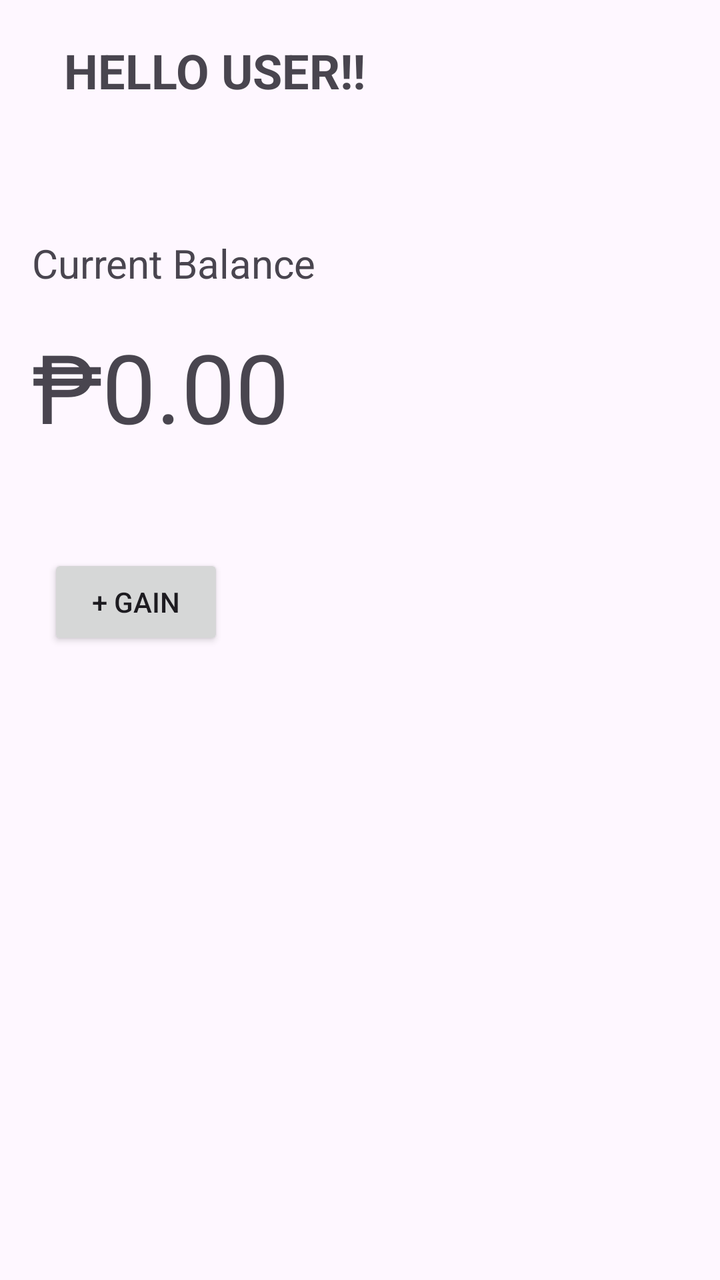
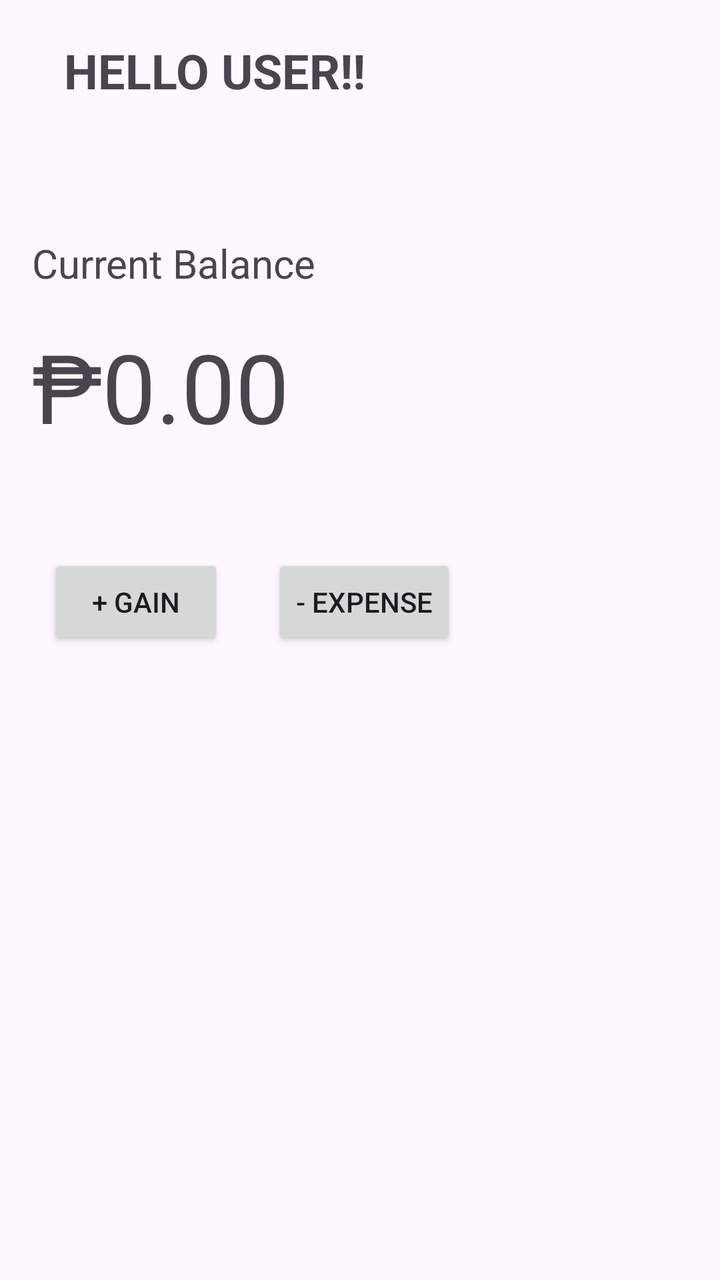

Before-and-after screenshots of an Android layout around one commit, followed by the original layout XML and the change that was made.
<!-- AndroidManifest.xml: application theme Theme.MoneyMemoryAi -->
<!-- res/layout/activity_home.xml -->
<?xml version="1.0" encoding="utf-8"?>
<androidx.constraintlayout.widget.ConstraintLayout xmlns:android="http://schemas.android.com/apk/res/android"
    xmlns:app="http://schemas.android.com/apk/res-auto"
    xmlns:tools="http://schemas.android.com/tools"
    android:id="@+id/main"
    android:layout_width="match_parent"
    android:layout_height="match_parent"
    tools:context=".HomeActivity">

    <androidx.constraintlayout.widget.ConstraintLayout
        android:id="@+id/headerLayout"
        android:layout_width="match_parent"
        android:layout_height="70dp"
        app:layout_constraintEnd_toEndOf="parent"
        app:layout_constraintStart_toStartOf="parent"
        app:layout_constraintTop_toTopOf="parent">

        <TextView
            android:id="@+id/tvGreeting"
            android:layout_width="wrap_content"
            android:layout_height="wrap_content"
            android:layout_marginStart="32dp"
            android:text="HELLO USER!!"
            android:textSize="24sp"
            android:textStyle="bold"
            app:layout_constraintBottom_toBottomOf="parent"
            app:layout_constraintStart_toStartOf="parent"
            app:layout_constraintTop_toTopOf="parent" />
    </androidx.constraintlayout.widget.ConstraintLayout>

    <androidx.constraintlayout.widget.ConstraintLayout
        android:id="@+id/constraintLayout"
        android:layout_width="match_parent"
        android:layout_height="151dp"
        android:layout_marginTop="32dp"
        app:layout_constraintEnd_toEndOf="parent"
        app:layout_constraintHorizontal_bias="0.511"
        app:layout_constraintStart_toStartOf="parent"
        app:layout_constraintTop_toBottomOf="@+id/headerLayout">

        <TextView
            android:id="@+id/tvCurrentBalance"
            android:layout_width="wrap_content"
            android:layout_height="wrap_content"
            android:layout_marginStart="16dp"
            android:layout_marginTop="16dp"
            android:text="Current Balance"
            android:textSize="20sp"
            app:layout_constraintStart_toStartOf="parent"
            app:layout_constraintTop_toTopOf="parent" />

        <TextView
            android:id="@+id/tvBalance"
            android:layout_width="wrap_content"
            android:layout_height="wrap_content"
            android:layout_marginStart="16dp"
            android:layout_marginTop="16dp"
            android:text="₱0.00"
            android:textSize="48sp"
            app:layout_constraintStart_toStartOf="parent"
            app:layout_constraintTop_toBottomOf="@+id/tvCurrentBalance" />

    </androidx.constraintlayout.widget.ConstraintLayout>

    <Button
        android:id="@+id/btnGain"
        android:layout_width="wrap_content"
        android:layout_height="wrap_content"
        android:layout_marginStart="24dp"
        android:layout_marginTop="24dp"
        android:text="+ Gain"
        app:layout_constraintStart_toStartOf="parent"
        app:layout_constraintTop_toBottomOf="@+id/constraintLayout" />

</androidx.constraintlayout.widget.ConstraintLayout>
<!-- resources referenced by this layout -->
<resources>
  <style name="Theme.MoneyMemoryAi" parent="Base.Theme.MoneyMemoryAi" />
  <style name="Base.Theme.MoneyMemoryAi" parent="Theme.Material3.DayNight.NoActionBar">
          
          
      </style>
</resources>

<!-- the commit's change to res/layout/activity_home.xml (unified diff, before → after) -->
@@ -72,4 +72,14 @@
         app:layout_constraintStart_toStartOf="parent"
         app:layout_constraintTop_toBottomOf="@+id/constraintLayout" />
 
+    <Button
+        android:id="@+id/btnExpense"
+        android:layout_width="wrap_content"
+        android:layout_height="wrap_content"
+        android:layout_marginStart="24dp"
+        android:layout_marginTop="24dp"
+        android:text="- Expense"
+        app:layout_constraintStart_toEndOf="@+id/btnGain"
+        app:layout_constraintTop_toBottomOf="@+id/constraintLayout" />
+
 </androidx.constraintlayout.widget.ConstraintLayout>
